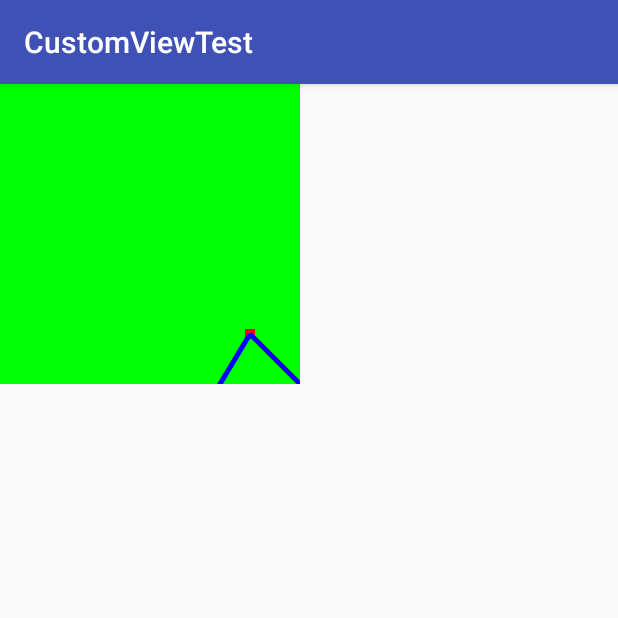
After one commit to xiaweizi/CustomViewTest, an Android app: the BezierActivity screen opened directly, with no data from a screen before it, on a phone screen of 412 x 824 dp, the top half of it. The commit adds this screen. Run offline under Robolectric (Android 15) with nearby library versions, the light colour scheme and no system bars.

Commit message:
[dev] 初步添加自定贝塞尔曲线

```diff
--- a/app/src/main/AndroidManifest.xml
+++ b/app/src/main/AndroidManifest.xml
@@ -18,7 +18,8 @@
         </activity>
         <activity android:name=".PathMeasureActivity" />
         <activity android:name=".VectorActivity" />
-        <activity android:name=".PaintActivity"></activity>
+        <activity android:name=".PaintActivity" />
+        <activity android:name=".BezierActivity"></activity>
     </application>
 
 </manifest>
--- /dev/null
+++ b/app/src/main/java/com/example/xiaweizi/customviewtest/BezierActivity.java
@@ -0,0 +1,13 @@
+package com.example.xiaweizi.customviewtest;
+
+import android.support.v7.app.AppCompatActivity;
+import android.os.Bundle;
+
+public class BezierActivity extends AppCompatActivity {
+
+    @Override
+    protected void onCreate(Bundle savedInstanceState) {
+        super.onCreate(savedInstanceState);
+        setContentView(R.layout.activity_bezier);
+    }
+}
--- a/app/src/main/java/com/example/xiaweizi/customviewtest/MainActivity.java
+++ b/app/src/main/java/com/example/xiaweizi/customviewtest/MainActivity.java
@@ -14,6 +14,7 @@ public class MainActivity extends AppCompatActivity implements View.OnClickListe
         findViewById(R.id.bt1).setOnClickListener(this);
         findViewById(R.id.bt2).setOnClickListener(this);
         findViewById(R.id.bt3).setOnClickListener(this);
+        findViewById(R.id.bt4).setOnClickListener(this);
     }
 
     @Override
@@ -28,6 +29,9 @@ public class MainActivity extends AppCompatActivity implements View.OnClickListe
             case R.id.bt3:
                 startActivity(new Intent(this, PaintActivity.class));
                 break;
+            case R.id.bt4:
+                startActivity(new Intent(this, BezierActivity.class));
+                break;
         }
     }
 }
--- /dev/null
+++ b/app/src/main/java/com/example/xiaweizi/customviewtest/view/BezierView.java
@@ -0,0 +1,89 @@
+package com.example.xiaweizi.customviewtest.view;
+
+import android.content.Context;
+import android.graphics.Canvas;
+import android.graphics.Color;
+import android.graphics.Paint;
+import android.graphics.Path;
+import android.util.AttributeSet;
+import android.view.MotionEvent;
+import android.view.View;
+
+/**
+ * <pre>
+ *     author : xiaweizi
+ *     class  : com.example.xiaweizi.customviewtest.view.BezierView
+ *     e-mail : 1012126908@qq.com
+ *     time   : 2018/10/16
+ *     desc   :
+ * </pre>
+ */
+
+public class BezierView extends View {
+
+    private static final String TAG = "BezierView::";
+
+    private Paint mPaint;
+    private Path mPath;
+    private int controlX = 250;
+    private int controlY = 250;
+
+    private void initPaint() {
+        mPaint = new Paint(Paint.ANTI_ALIAS_FLAG);
+        mPaint.setStyle(Paint.Style.STROKE);
+        mPaint.setColor(Color.RED);
+    }
+
+    public BezierView(Context context) {
+        this(context, null);
+    }
+
+    public BezierView(Context context, AttributeSet attrs) {
+        this(context, attrs, 0);
+    }
+
+    public BezierView(Context context, AttributeSet attrs, int defStyle) {
+        super(context, attrs, defStyle);
+        initView(context, attrs, defStyle);
+    }
+
+    private void initView(Context context, AttributeSet attrs, int defStyle) {
+        initPaint();
+        mPath = new Path();
+        setClickable(true);
+    }
+
+    @Override
+    protected void onDraw(Canvas canvas) {
+        super.onDraw(canvas);
+
+        int startX = 100, startY = 500;
+        int endX = 500, endY = 500;
+
+        // 绘制起点位置
+        mPaint.setColor(Color.RED);
+        mPaint.setStrokeWidth(10);
+        canvas.drawPoint(startX, startY, mPaint);
+        canvas.drawPoint(endX, endY, mPaint);
+        canvas.drawPoint(controlX, controlY, mPaint);
+
+        mPath.reset();
+        mPath.moveTo(startX, startY);
+        // 绘制二阶贝塞尔取消
+        mPath.quadTo(controlX, controlY, endX, endY);
+        mPaint.setStrokeWidth(5);
+        canvas.drawPath(mPath, mPaint);
+
+        mPaint.setColor(Color.BLUE);
+        canvas.drawLine(startX, startY, controlX, controlY, mPaint);
+        canvas.drawLine(controlX, controlY, endX, endY, mPaint);
+    }
+
+    @Override
+    public boolean dispatchTouchEvent(MotionEvent event) {
+        controlX = (int) event.getX();
+        controlY = (int) event.getY();
+        invalidate();
+        return super.dispatchTouchEvent(event);
+    }
+}
--- /dev/null
+++ b/app/src/main/res/layout/activity_bezier.xml
@@ -0,0 +1,14 @@
+<?xml version="1.0" encoding="utf-8"?>
+<android.support.constraint.ConstraintLayout xmlns:android="http://schemas.android.com/apk/res/android"
+    xmlns:app="http://schemas.android.com/apk/res-auto"
+    xmlns:tools="http://schemas.android.com/tools"
+    android:layout_width="match_parent"
+    android:layout_height="match_parent"
+    tools:context="com.example.xiaweizi.customviewtest.BezierActivity">
+
+    <com.example.xiaweizi.customviewtest.view.BezierView
+        android:background="#0f0"
+        android:layout_width="200dp"
+        android:layout_height="200dp" />
+
+</android.support.constraint.ConstraintLayout>
--- a/app/src/main/res/layout/activity_main.xml
+++ b/app/src/main/res/layout/activity_main.xml
@@ -28,4 +28,12 @@
         android:text="3"
         app:layout_constraintTop_toBottomOf="@+id/bt2" />
 
+    <Button
+        android:id="@+id/bt4"
+        android:layout_width="wrap_content"
+        android:layout_height="wrap_content"
+        android:layout_marginTop="8dp"
+        android:text="Button"
+        app:layout_constraintTop_toBottomOf="@+id/bt3"/>
+
 </android.support.constraint.ConstraintLayout>
```
